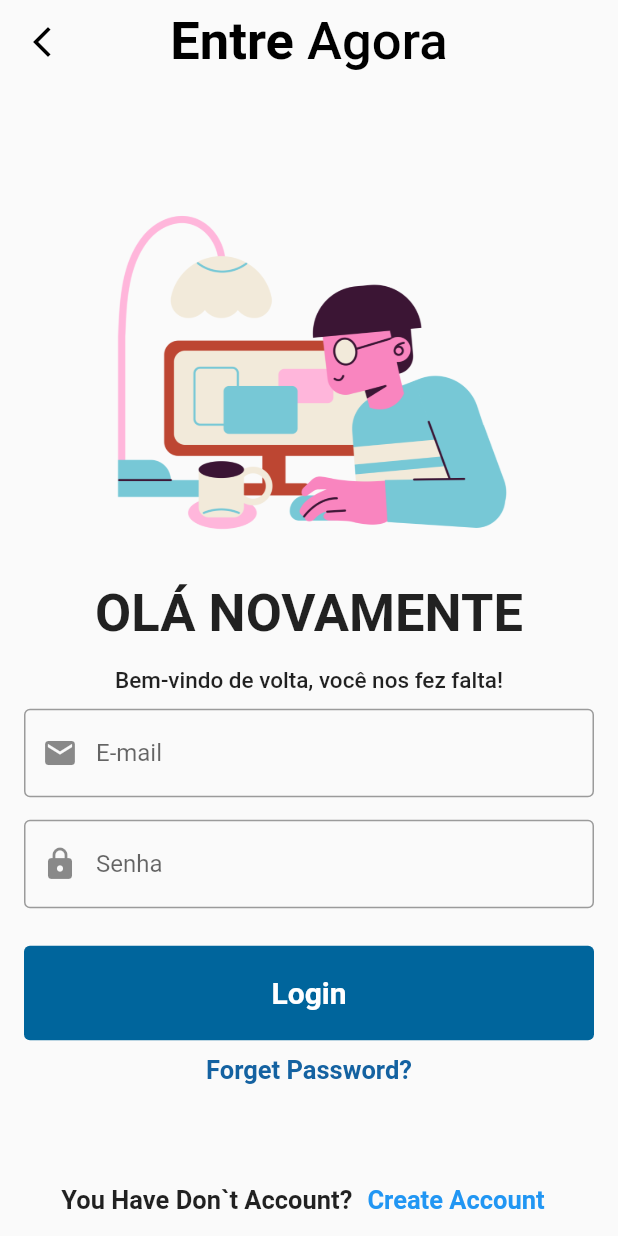
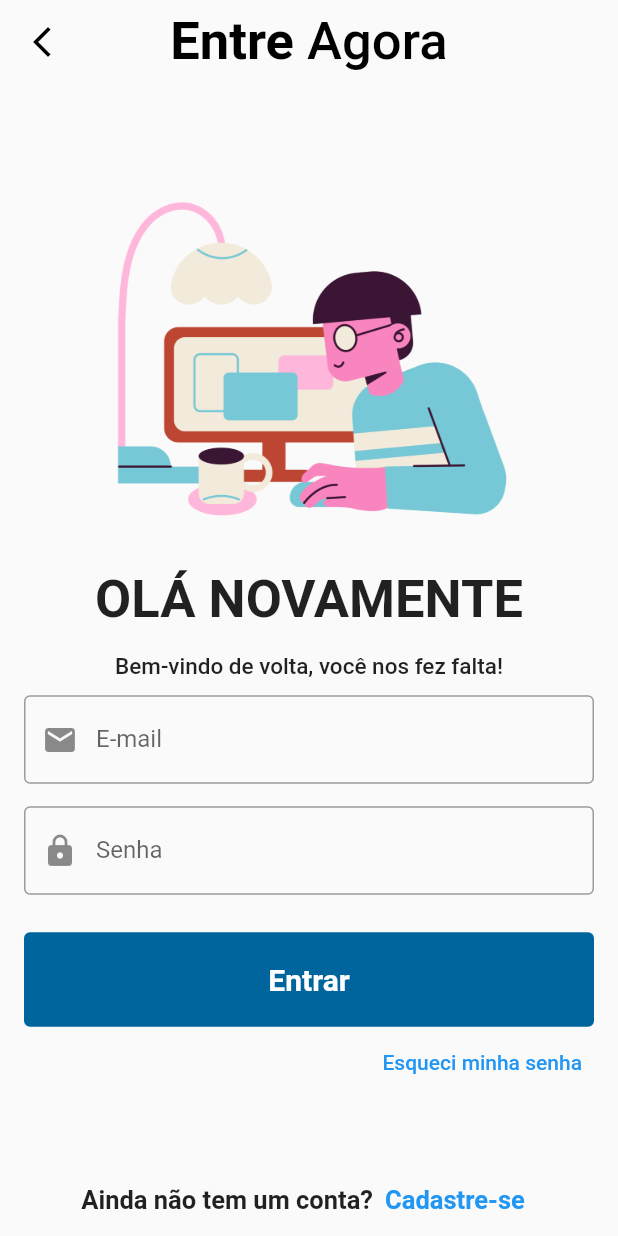
Before and after one commit to abnerbolandim/CaresApp, a Flutter app: the LoginPage screen opened directly, on a phone screen of 412 x 824 dp. Run offline on Flutter 3.47's test engine with Material 2 defaults, Android fonts, the phone set to English and light mode, and no system bars; our stand-ins replace cloud_firestore, firebase_auth, firebase_core, firebase_storage, fluttertoast, image_picker and 1 more; accounts and stored records are empty; network calls fail; statements that could not run were skipped.

Commit message:
Altera textos

```diff
--- a/lib/screens/creatorpages/login_page.dart
+++ b/lib/screens/creatorpages/login_page.dart
@@ -1,6 +1,7 @@
 import 'package:fluttertoast/fluttertoast.dart';
 import 'package:firebase_auth/firebase_auth.dart';
 import 'package:flutter/material.dart';
+import 'package:health_care/screens/creatorpages/reset_page.dart';
 import 'package:health_care/screens/homepagepaste/home_page.dart';
 import 'createaccount_page.dart';
 
@@ -163,23 +164,17 @@ class _LoginPageState extends State<LoginPage> {
                       onPressed: () {
                         signIn(_emailController.text, _passwordController.text);
                       },
-                      child: const Text('Login'),
-                    ),
-
-                    const SizedBox(
-                      height: 10,
+                      child: const Text('Entrar'),
                     ),
 
                     Row(
-                      mainAxisAlignment: MainAxisAlignment.center,
-                      children: const [
-                        Text(
-                          'Forget Password?',
-                          style: TextStyle(
-                            fontSize: 17,
-                            color: Color.fromARGB(255, 20, 98, 161),
-                            fontWeight: FontWeight.bold,
-                          ),
+                      mainAxisAlignment: MainAxisAlignment.end,
+                      children: [
+                        TextButton(
+                          child: const Text('Esqueci minha senha'),
+                          onPressed: () => Navigator.of(context).push(
+                              MaterialPageRoute(
+                                  builder: (context) => const ResetPage())),
                         )
                       ],
                     )
@@ -190,14 +185,11 @@ class _LoginPageState extends State<LoginPage> {
         mainAxisAlignment: MainAxisAlignment.center,
         children: [
           const Text(
-            'You Have Don`t Account?',
+            'Ainda não tem um conta?',
             style: TextStyle(
               fontSize: 17,
               fontWeight: FontWeight.bold,
             ),
-          ),
-          const SizedBox(
-            width: 2,
           ),
           TextButton(
             onPressed: () {
@@ -208,7 +200,7 @@ class _LoginPageState extends State<LoginPage> {
               );
             },
             child: const Text(
-              'Create Account',
+              'Cadastre-se',
               style: TextStyle(
                 fontSize: 17,
                 fontWeight: FontWeight.bold,
@@ -254,7 +246,7 @@ class _LoginPageState extends State<LoginPage> {
             errorMessage = "Ocorreu um erro indefinido.";
         }
         Fluttertoast.showToast(msg: errorMessage!);
-        print(error.code);
+        debugPrint(error.code);
       }
     }
   }
```
